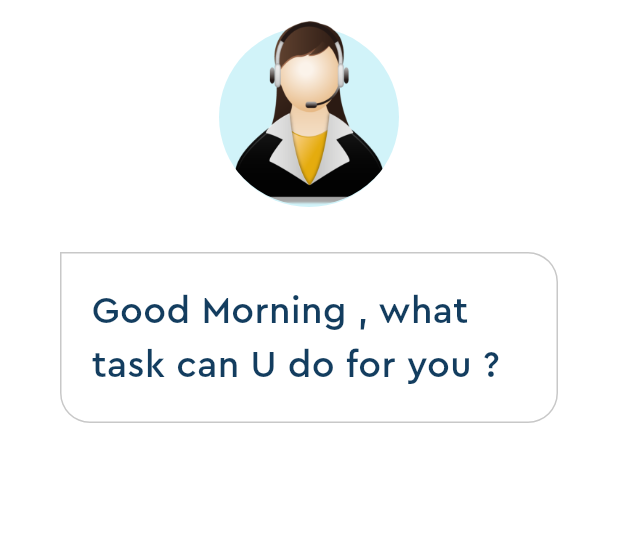
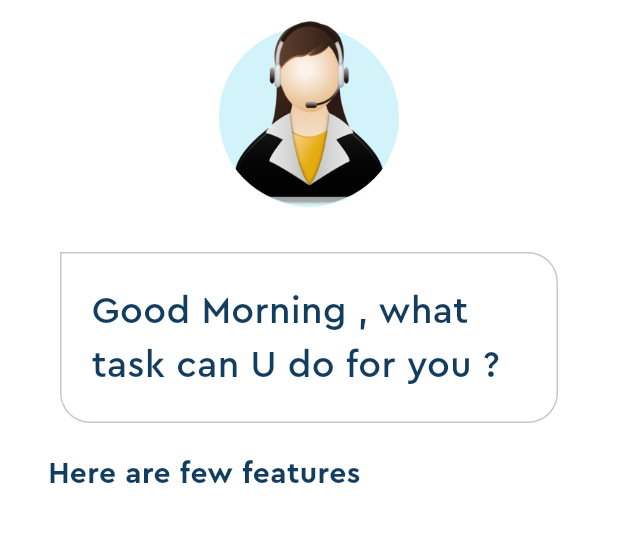
Before and after one commit to foued-firas/Yassmina_Voice_Chat, a Flutter app: the screen it shows after launch, on a phone screen of 412 x 824 dp, the part 63-605 px from its top. Run offline on Flutter 3.47's test engine with Material 3 defaults, Android fonts, the phone set to English and light mode, and no system bars.

Commit message:
voice-chat

```diff
--- a/voice_chat/lib/home_page.dart
+++ b/voice_chat/lib/home_page.dart
@@ -1,3 +1,4 @@
+import 'package:flutter/cupertino.dart';
 import 'package:flutter/material.dart';
 import 'package:flutter/widgets.dart';
 import 'package:voice_chat/pallette.dart';
@@ -72,6 +73,20 @@ class _HomePageState extends State<HomePage> {
             ),
 
           ),
+          Container(
+            padding: EdgeInsets.all(10),
+            margin: EdgeInsets.only(top: 10, left: 22),
+            alignment: Alignment.centerLeft,
+            child: Text("Here are few features", style: TextStyle(
+              fontFamily: 'Cera Pro',
+              color: Pallete.mainFontColor,
+              fontSize: 20,
+              fontWeight: FontWeight.bold,
+
+
+            ),),
+          )
+          //feature  List
 
         ],
       ),
```
